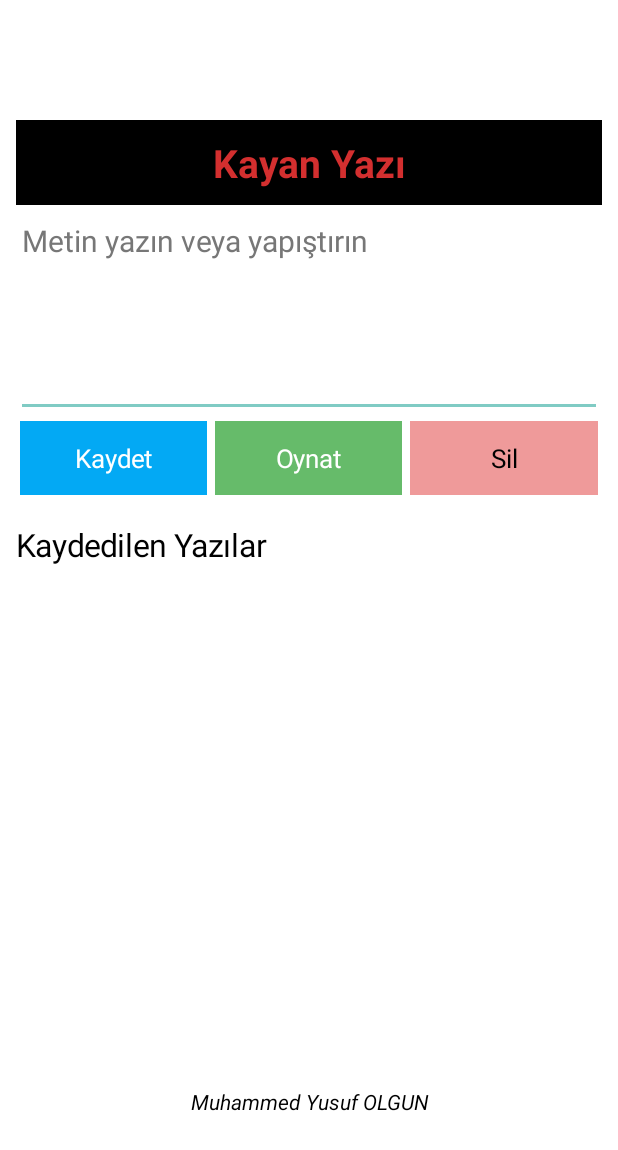
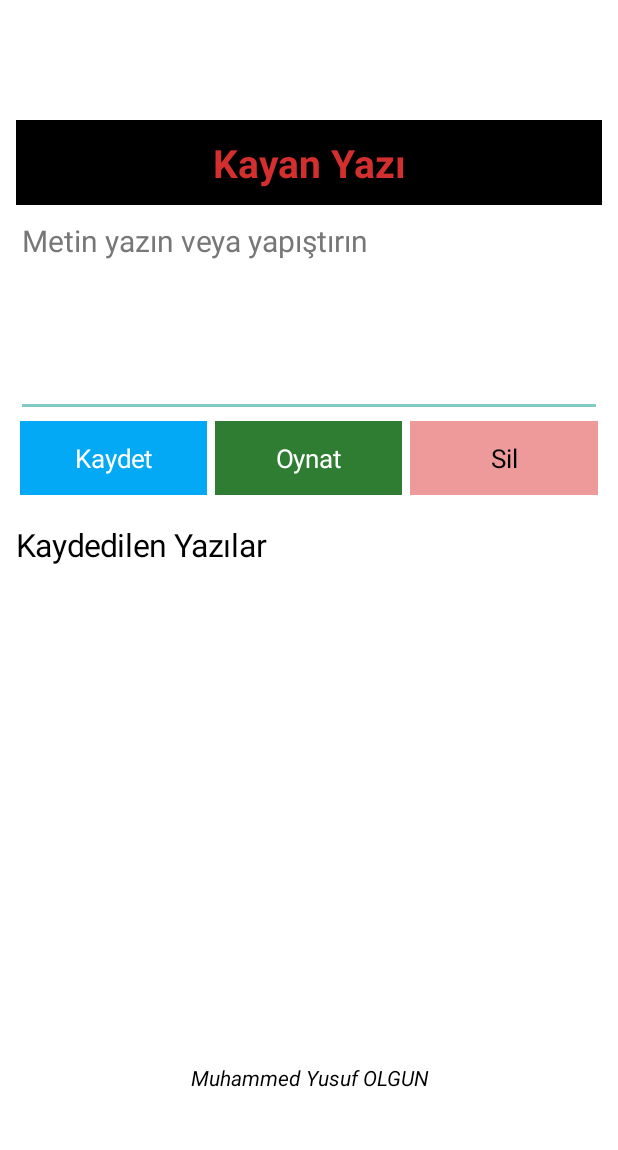
Before and after one commit to muhammedyusufolgun/yazi, an Android app: the screen it shows after launch (MainActivity), on a phone screen of 412 x 824 dp. Shown: the top 1150 px of the screen. Run offline under Robolectric (Android 15) with nearby library versions, the phone set to English and light mode, and no system bars.

Commit message:
Raise footer one line and make Oynat green

```diff
--- a/app/src/main/java/com/olgun/yazi/MainActivity.java
+++ b/app/src/main/java/com/olgun/yazi/MainActivity.java
@@ -43,7 +43,7 @@ public class MainActivity extends Activity {
     button("Oynat",controls,()->{
       String t=editor.getText().toString();if(t.trim().isEmpty()){toast("Metin girin");return;}
       hideKeyboard();startPlay(t);
-    }).setBackgroundColor(0xff66bb6a);
+    }).setBackgroundColor(0xff2e7d32);
     TextView del=button("Sil",controls,()->{
       if(selected<0||selected>=saved.size()){toast("Listeden yazı seçin");return;}
       confirmDelete(selected);
@@ -62,7 +62,7 @@ public class MainActivity extends Activity {
     }
     TextView footer=new TextView(this);footer.setText("Muhammed Yusuf OLGUN");
     footer.setTextColor(Color.BLACK);footer.setTextSize(14);footer.setGravity(Gravity.CENTER);
-    footer.setTypeface(null,Typeface.ITALIC);footer.setPadding(0,4,0,120);
+    footer.setTypeface(null,Typeface.ITALIC);footer.setPadding(0,4,0,144);
     page.addView(footer,new LinearLayout.LayoutParams(-1,-2));
   }
   void confirmDelete(int i){new AlertDialog.Builder(this).setTitle("Metni sil").setMessage("Bu kaydı silmek istiyor musunuz?").setNegativeButton("Vazgeç",null).setPositiveButton("Devam", (d,w)->new AlertDialog.Builder(this).setTitle("Son onay").setMessage("Bu kayıt kalıcı olarak silinecek. Onaylıyor musunuz?").setNegativeButton("İptal",null).setPositiveButton("Sil",(d2,w2)->{saved.remove(i);selected=-1;persist();showEditor("");}).show()).show();}
```
